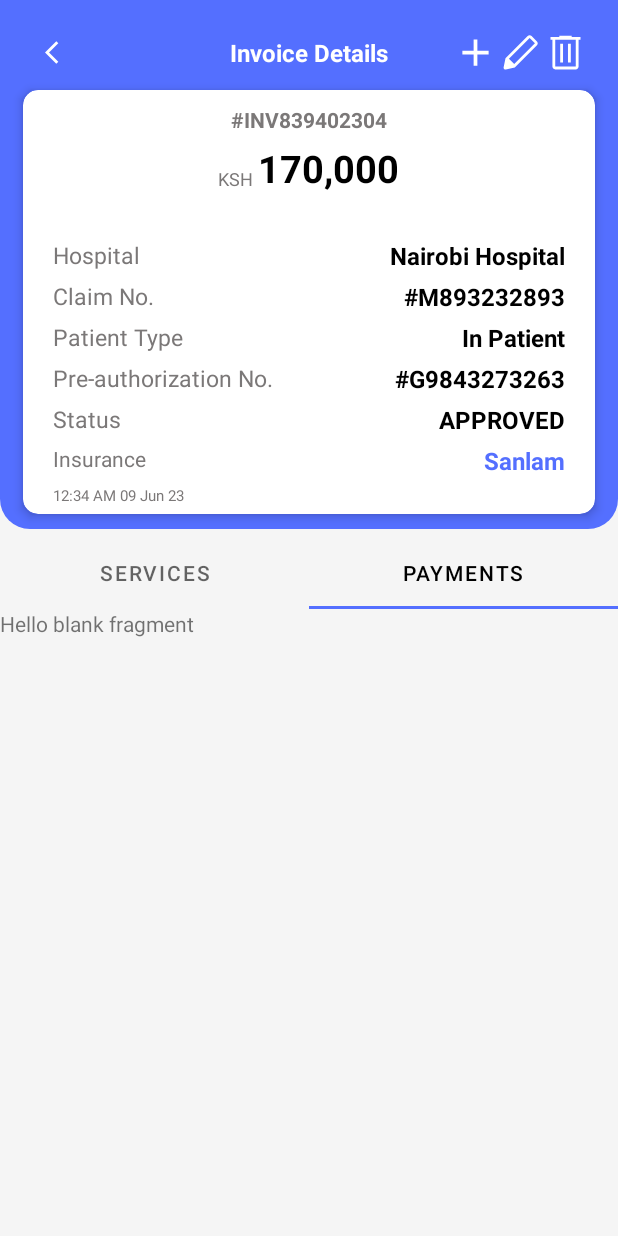
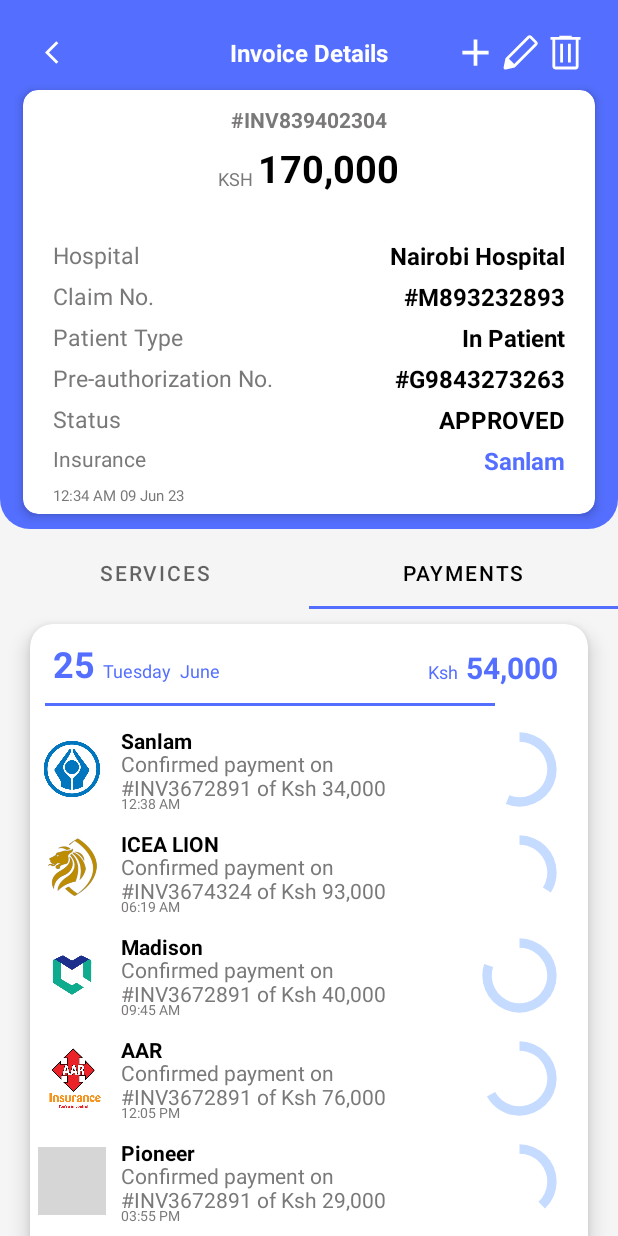
Before and after one commit to FreddieMwau/Healix, an Android app: the InvoiceServicesFragment screen opened directly, with no data from a screen before it, tab 2 chosen, on a phone screen of 412 x 824 dp. Run offline under Robolectric (Android 15) with nearby library versions, the phone set to English and light mode, and no system bars; grey boxes are pictures that could not be loaded.

Commit message:
feature: Set payments recycler data

```diff
--- a/app/src/main/java/com/thinkdev/healix/fragment/InvoicePaymentsFragment.java
+++ b/app/src/main/java/com/thinkdev/healix/fragment/InvoicePaymentsFragment.java
@@ -2,19 +2,80 @@ package com.thinkdev.healix.fragment;
 
 import android.os.Bundle;
 
+import androidx.annotation.NonNull;
 import androidx.fragment.app.Fragment;
+import androidx.recyclerview.widget.LinearLayoutManager;
+import androidx.recyclerview.widget.RecyclerView;
 
 import android.view.LayoutInflater;
 import android.view.View;
 import android.view.ViewGroup;
+import android.widget.Toast;
 
 import com.thinkdev.healix.R;
-public class InvoicePaymentsFragment extends Fragment {
+import com.thinkdev.healix.adapter.TransactionAdapter;
+import com.thinkdev.healix.databinding.FragmentInvoicePaymentsBinding;
+import com.thinkdev.healix.databinding.FragmentInvoiceServicesBinding;
+import com.thinkdev.healix.interfaces.TransactionInterface;
+import com.thinkdev.healix.model.TransactionChildModel;
+import com.thinkdev.healix.model.TransactionalModel;
+
+import java.util.ArrayList;
+import java.util.List;
+
+public class InvoicePaymentsFragment extends Fragment implements TransactionInterface {
+
+    private FragmentInvoicePaymentsBinding binding;
+    private TransactionAdapter transactionAdapter;
+    RecyclerView paymentsRecycler;
 
     @Override
     public View onCreateView(LayoutInflater inflater, ViewGroup container,
                              Bundle savedInstanceState) {
-        // Inflate the layout for this fragment
-        return inflater.inflate(R.layout.fragment_invoice_payments, container, false);
+        binding = FragmentInvoicePaymentsBinding.inflate(inflater, container, false);
+        return binding.getRoot();
+    }
+    public void onViewCreated(@NonNull View view, Bundle savedInstanceState){
+        super.onViewCreated(view, savedInstanceState);
+
+        paymentsRecycler = view.findViewById(R.id.paymentsRecycler);
+
+        LinearLayoutManager layoutManager = new LinearLayoutManager(getContext());
+        transactionAdapter = new TransactionAdapter(TransactionItemList(), getContext(), this);
+        paymentsRecycler.setAdapter(transactionAdapter);
+        paymentsRecycler.setLayoutManager(layoutManager);
+    }
+
+    private List<TransactionalModel> TransactionItemList() {
+        List<TransactionalModel> transactionalModelList = new ArrayList<>();
+
+        TransactionalModel transactionalModel = new TransactionalModel("25", "Tuesday", "June", "54,000", TransactionChildList());
+        transactionalModelList.add(transactionalModel);
+
+        return  transactionalModelList;
+    }
+
+    private List<TransactionChildModel> TransactionChildList() {
+        List<TransactionChildModel> childModelList = new ArrayList<>();
+
+        childModelList.add(new TransactionChildModel(R.drawable.sanlam, 56, "Sanlam", "Confirmed payment on #INV3672891 of Ksh 34,000", "12:38 AM"));
+        childModelList.add(new TransactionChildModel(R.drawable.icea, 34, "ICEA LION", "Confirmed payment on #INV3674324 of Ksh 93,000", "06:19 AM"));
+        childModelList.add(new TransactionChildModel(R.drawable.madison, 80, "Madison", "Confirmed payment on #INV3672891 of Ksh 40,000", "09:45 AM"));
+        childModelList.add(new TransactionChildModel(R.drawable.aar, 67, "AAR", "Confirmed payment on #INV3672891 of Ksh 76,000", "12:05 PM"));
+        childModelList.add(new TransactionChildModel(R.drawable.pioneer, 38, "Pioneer", "Confirmed payment on #INV3672891 of Ksh 29,000", "03:55 PM"));
+        childModelList.add(new TransactionChildModel(R.drawable.sanlam, 73, "Sanlam", "Confirmed payment on #INV3672891 of Ksh 57,000", "05:30 PM"));
+
+        return childModelList;
+    }
+
+    @Override
+    public void onDestroyView() {
+        super.onDestroyView();
+        binding = null;
+    }
+
+    @Override
+    public void onItemClicked(int position) {
+        Toast.makeText(requireContext(), "Clicked", Toast.LENGTH_SHORT).show();
     }
 }
--- a/app/src/main/java/com/thinkdev/healix/fragment/InvoiceServicesFragment.java
+++ b/app/src/main/java/com/thinkdev/healix/fragment/InvoiceServicesFragment.java
@@ -2,19 +2,55 @@ package com.thinkdev.healix.fragment;
 
 import android.os.Bundle;
 
+import androidx.annotation.NonNull;
 import androidx.fragment.app.Fragment;
+import androidx.recyclerview.widget.LinearLayoutManager;
+import androidx.recyclerview.widget.RecyclerView;
 
 import android.view.LayoutInflater;
 import android.view.View;
 import android.view.ViewGroup;
+import android.widget.Toast;
 
 import com.thinkdev.healix.R;
+import com.thinkdev.healix.adapter.TransactionAdapter;
+import com.thinkdev.healix.databinding.FragmentHomeBinding;
+import com.thinkdev.healix.databinding.FragmentInvoiceServicesBinding;
+import com.thinkdev.healix.interfaces.TransactionInterface;
+import com.thinkdev.healix.model.TransactionChildModel;
+import com.thinkdev.healix.model.TransactionalModel;
+
+import java.util.ArrayList;
+import java.util.List;
+
 public class InvoiceServicesFragment extends Fragment {
+    private FragmentInvoiceServicesBinding binding;
+    private TransactionAdapter transactionAdapter;
+    RecyclerView serviceRecycler;
 
     @Override
     public View onCreateView(LayoutInflater inflater, ViewGroup container,
                              Bundle savedInstanceState) {
-        // Inflate the layout for this fragment
-        return inflater.inflate(R.layout.fragment_invoice_services, container, false);
+        binding = FragmentInvoiceServicesBinding.inflate(inflater, container, false);
+        return binding.getRoot();
     }
+
+    public void onViewCreated(@NonNull View view, Bundle savedInstanceState){
+        super.onViewCreated(view, savedInstanceState);
+
+        serviceRecycler = view.findViewById(R.id.servicesRecycler);
+
+        LinearLayoutManager layoutManager = new LinearLayoutManager(getContext());
+//        transactionAdapter = new TransactionAdapter(TransactionItemList(), getContext(), this);
+        serviceRecycler.setAdapter(transactionAdapter);
+        serviceRecycler.setLayoutManager(layoutManager);
+    }
+
+
+    @Override
+    public void onDestroyView() {
+        super.onDestroyView();
+        binding = null;
+    }
+
 }
--- a/app/src/main/res/layout/fragment_invoice_payments.xml
+++ b/app/src/main/res/layout/fragment_invoice_payments.xml
@@ -1,14 +1,15 @@
 <?xml version="1.0" encoding="utf-8"?>
-<FrameLayout xmlns:android="http://schemas.android.com/apk/res/android"
+<LinearLayout
+    xmlns:android="http://schemas.android.com/apk/res/android"
     xmlns:tools="http://schemas.android.com/tools"
     android:layout_width="match_parent"
     android:layout_height="match_parent"
-    tools:context=".fragment.InvoicePaymentsFragment">
+    android:orientation="vertical"
+    tools:context=".fragment.InvoiceServicesFragment">
 
-    <!-- TODO: Update blank fragment layout -->
-    <TextView
+    <androidx.recyclerview.widget.RecyclerView
         android:layout_width="match_parent"
-        android:layout_height="match_parent"
-        android:text="@string/hello_blank_fragment" />
+        android:layout_height="wrap_content"
+        android:id="@+id/paymentsRecycler"/>
 
-</FrameLayout>
+</LinearLayout>
--- a/app/src/main/res/layout/fragment_invoice_services.xml
+++ b/app/src/main/res/layout/fragment_invoice_services.xml
@@ -1,14 +1,15 @@
 <?xml version="1.0" encoding="utf-8"?>
-<FrameLayout xmlns:android="http://schemas.android.com/apk/res/android"
+<LinearLayout
+    xmlns:android="http://schemas.android.com/apk/res/android"
     xmlns:tools="http://schemas.android.com/tools"
     android:layout_width="match_parent"
     android:layout_height="match_parent"
+    android:orientation="vertical"
     tools:context=".fragment.InvoiceServicesFragment">
 
-    <!-- TODO: Update blank fragment layout -->
-    <TextView
+    <androidx.recyclerview.widget.RecyclerView
         android:layout_width="match_parent"
-        android:layout_height="match_parent"
-        android:text="@string/hello_blank_fragment" />
+        android:layout_height="wrap_content"
+        android:id="@+id/servicesRecycler"/>
 
-</FrameLayout>
+</LinearLayout>
```
